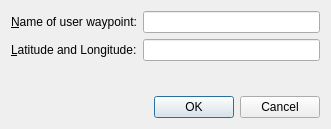
Qt form src/route/userwaypointdialog.ui (albar965/littlenavmap) before a commit.
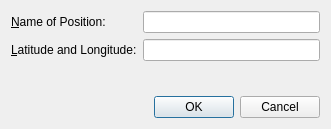
The same form after that commit.

Commit message: Made naming more consistent. Userpoints are bookmarks, etc. Positions are user defined positions in a flight plan.

Diff of the .ui file:
```diff
--- a/src/route/userwaypointdialog.ui
+++ b/src/route/userwaypointdialog.ui
@@ -61,7 +61,7 @@
    <item row="1" column="0">
     <widget class="QLabel" name="labelRouteUserWaypoint">
      <property name="text">
-      <string>&amp;Name of user waypoint:</string>
+      <string>&amp;Name of Position:</string>
      </property>
      <property name="buddy">
       <cstring>lineEditRouteUserWaypoint</cstring>
```
Left out of the diff: 6 changed lines with no effect on the pictures. The commit also changes 6 other files.
